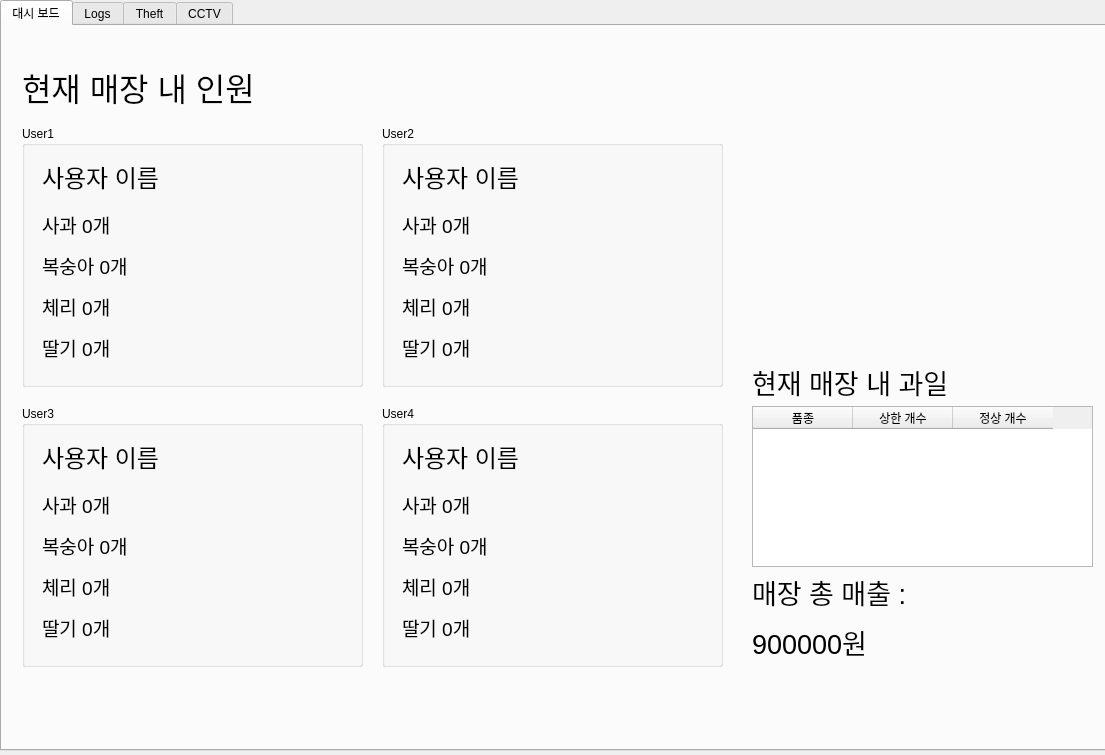
Above: ManagingServer/AdminGUI/AdminGUI.ui from addinedu-ros-7th/deeplearning-repo-3 before the change. Below: the same form after it.
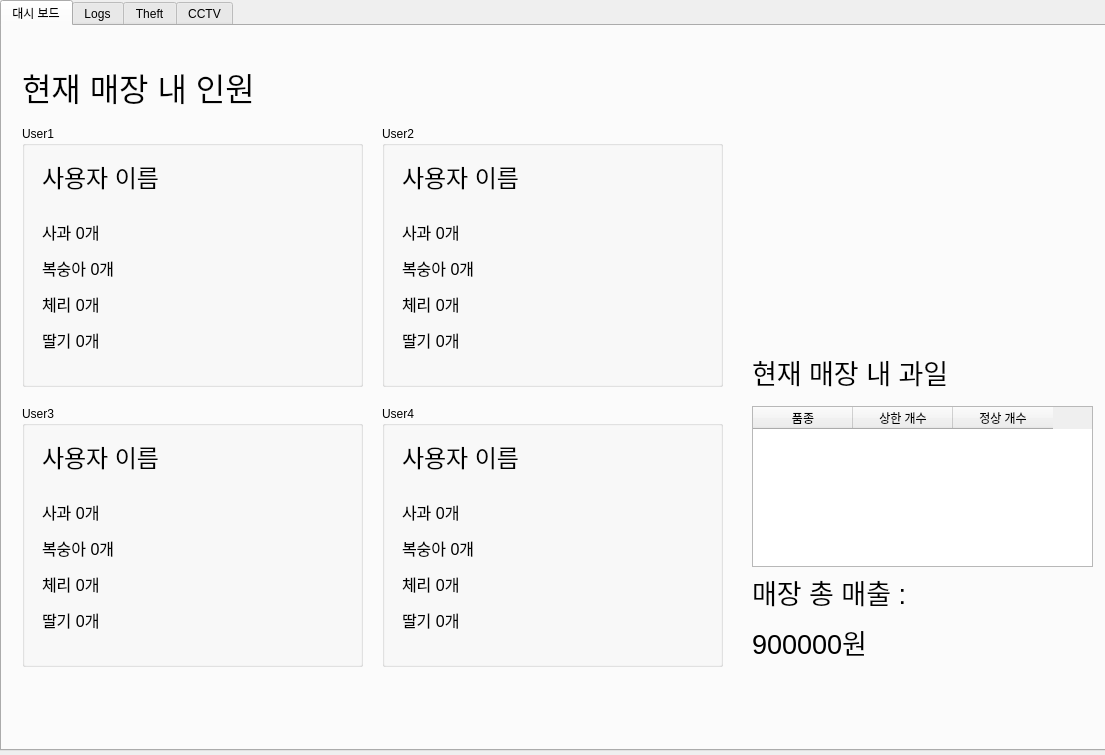
That is the form after the change. The open tabs and pages were chosen to show the change.

```diff
--- a/ManagingServer/AdminGUI/AdminGUI.ui
+++ b/ManagingServer/AdminGUI/AdminGUI.ui
@@ -33,7 +33,7 @@
      <property name="geometry">
       <rect>
        <x>750</x>
-       <y>340</y>
+       <y>330</y>
        <width>231</width>
        <height>31</height>
       </rect>
@@ -82,7 +82,7 @@
        <rect>
         <x>20</x>
         <y>30</y>
-        <width>141</width>
+        <width>311</width>
         <height>41</height>
        </rect>
       </property>
@@ -100,13 +100,13 @@
        <rect>
         <x>20</x>
         <y>80</y>
-        <width>201</width>
+        <width>311</width>
         <height>161</height>
        </rect>
       </property>
       <property name="font">
        <font>
-        <pointsize>14</pointsize>
+        <pointsize>12</pointsize>
        </font>
       </property>
       <property name="text">
@@ -131,7 +131,7 @@
        <rect>
         <x>20</x>
         <y>30</y>
-        <width>141</width>
+        <width>311</width>
         <height>41</height>
        </rect>
       </property>
@@ -149,13 +149,13 @@
        <rect>
         <x>20</x>
         <y>80</y>
-        <width>201</width>
+        <width>311</width>
         <height>161</height>
        </rect>
       </property>
       <property name="font">
        <font>
-        <pointsize>14</pointsize>
+        <pointsize>12</pointsize>
        </font>
       </property>
       <property name="text">
@@ -180,7 +180,7 @@
        <rect>
         <x>20</x>
         <y>30</y>
-        <width>141</width>
+        <width>311</width>
         <height>41</height>
        </rect>
       </property>
@@ -198,13 +198,13 @@
        <rect>
         <x>20</x>
         <y>80</y>
-        <width>201</width>
+        <width>311</width>
         <height>161</height>
        </rect>
       </property>
       <property name="font">
        <font>
-        <pointsize>14</pointsize>
+        <pointsize>12</pointsize>
        </font>
       </property>
       <property name="text">
@@ -229,7 +229,7 @@
        <rect>
         <x>20</x>
         <y>30</y>
-        <width>141</width>
+        <width>311</width>
         <height>41</height>
        </rect>
       </property>
@@ -247,13 +247,13 @@
        <rect>
         <x>20</x>
         <y>80</y>
-        <width>201</width>
+        <width>311</width>
         <height>161</height>
        </rect>
       </property>
       <property name="font">
        <font>
-        <pointsize>14</pointsize>
+        <pointsize>12</pointsize>
        </font>
       </property>
       <property name="text">
@@ -325,8 +325,8 @@
     <widget class="QLabel" name="CCTV_1">
      <property name="geometry">
       <rect>
-       <x>760</x>
-       <y>110</y>
+       <x>750</x>
+       <y>100</y>
        <width>331</width>
        <height>211</height>
       </rect>
```
Left out of the diff: 18 changed lines with no effect on the pictures.
